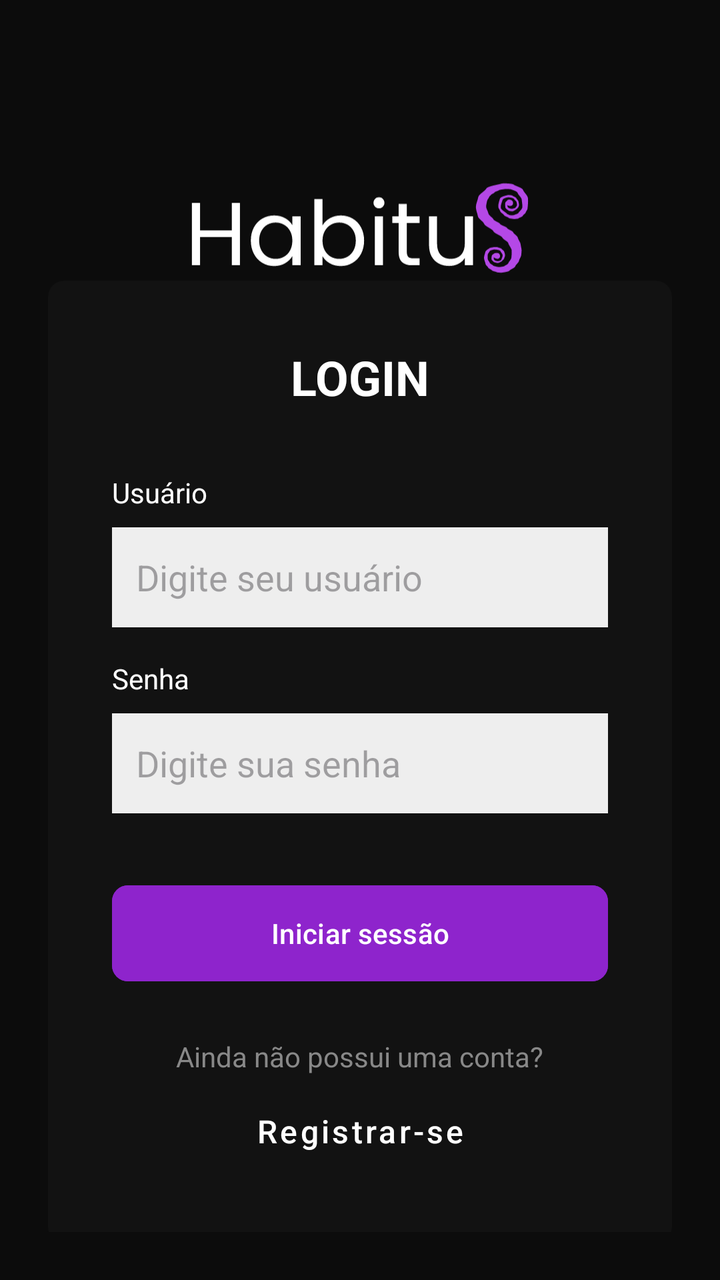
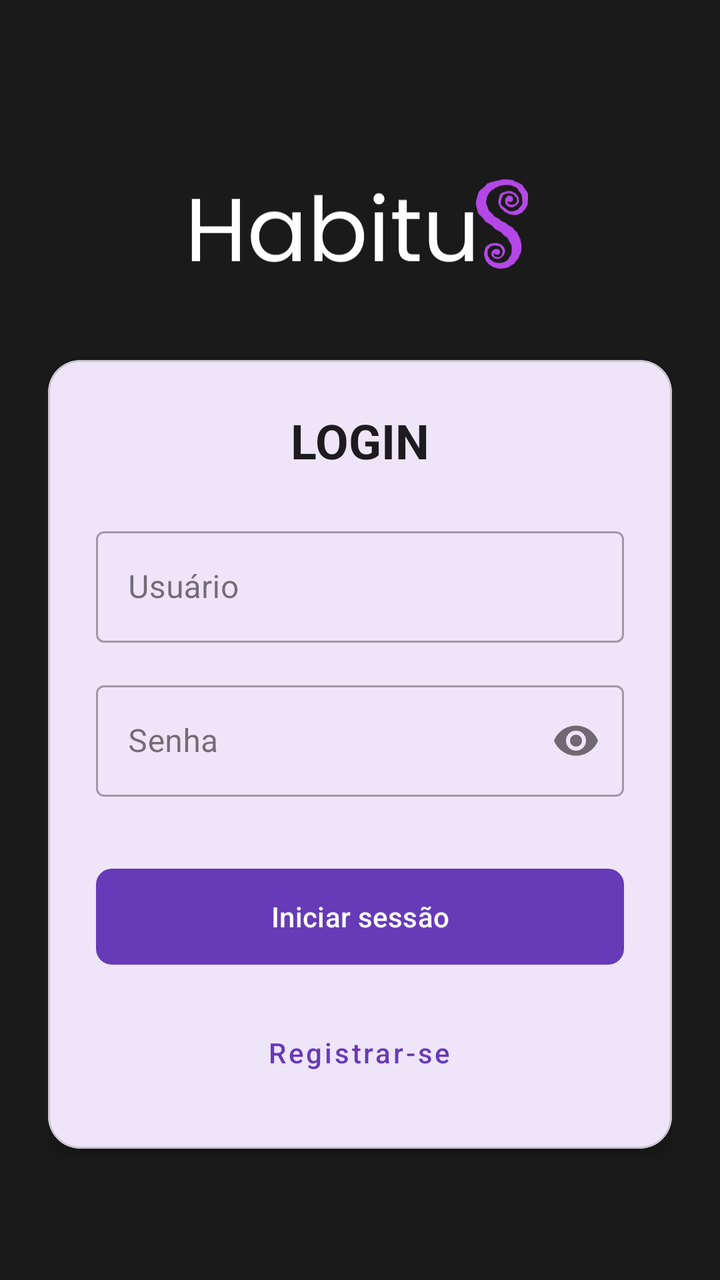

The first picture is an Android layout as it rendered before a commit; the second is the same layout after the commit. The layout source and the unified diff follow.
<!-- AndroidManifest.xml: application theme Theme.Habitus -->
<!-- res/layout/activity_login.xml -->
<?xml version="1.0" encoding="utf-8"?>
<androidx.constraintlayout.widget.ConstraintLayout
    xmlns:android="http://schemas.android.com/apk/res/android"
    xmlns:app="http://schemas.android.com/apk/res-auto"
    xmlns:tools="http://schemas.android.com/tools"
    android:id="@+id/main"
    android:layout_width="match_parent"
    android:layout_height="match_parent"
    android:background="#0C0C0C"
    android:padding="24dp">

    <ImageView
        android:id="@+id/imgLogo"
        android:layout_width="180dp"
        android:layout_height="60dp"
        android:layout_marginTop="60dp"
        android:src="@drawable/logo_habitus"
        app:layout_constraintEnd_toEndOf="parent"
        app:layout_constraintStart_toStartOf="parent"
        app:layout_constraintTop_toTopOf="parent" />

    <com.google.android.material.card.MaterialCardView
        android:layout_width="match_parent"
        android:layout_height="wrap_content"
        app:cardBackgroundColor="#121212"
        app:cardCornerRadius="8dp"
        app:cardElevation="0dp"
        app:strokeWidth="0dp"
        app:layout_constraintBottom_toBottomOf="parent"
        app:layout_constraintTop_toBottomOf="@+id/imgLogo"
        app:layout_constraintVertical_bias="0.4">

        <LinearLayout
            android:layout_width="match_parent"
            android:layout_height="wrap_content"
            android:orientation="vertical"
            android:padding="32dp">

            <TextView
                android:layout_width="wrap_content"
                android:layout_height="wrap_content"
                android:layout_gravity="center_horizontal"
                android:layout_marginBottom="32dp"
                android:text="@string/login"
                android:textColor="#FFFFFF"
                android:textSize="24sp"
                android:textStyle="bold" />

            <TextView
                android:layout_width="wrap_content"
                android:layout_height="wrap_content"
                android:text="@string/usuario"
                android:textColor="#FFFFFF"
                android:layout_marginBottom="8dp"/>

            <EditText
                android:id="@+id/usernameLoginA"
                android:layout_width="match_parent"
                android:layout_height="50dp"
                android:background="#EEEEEE"
                android:hint="@string/digite_seu_usuario"
                android:paddingStart="12dp"
                android:layout_marginBottom="16dp"
                android:inputType="textPersonName"
                tools:ignore="RtlSymmetry" />

            <TextView
                android:layout_width="wrap_content"
                android:layout_height="wrap_content"
                android:text="@string/senha"
                android:textColor="#FFFFFF"
                android:layout_marginBottom="8dp"/>

            <EditText
                android:id="@+id/passwordLoginA"
                android:layout_width="match_parent"
                android:layout_height="50dp"
                android:background="#EEEEEE"
                android:hint="@string/digite_sua_senha"
                android:paddingStart="12dp"
                android:layout_marginBottom="32dp"
                android:inputType="textPassword"
                tools:ignore="RtlSymmetry" />

            <Button
                android:id="@+id/loginLoginA"
                android:layout_width="match_parent"
                android:layout_height="56dp"
                android:backgroundTint="#8E24CC"
                android:text="@string/iniciar_sessao"
                android:textAllCaps="false"
                android:textColor="#FFFFFF"
                app:cornerRadius="8dp" />

            <TextView
                android:layout_width="wrap_content"
                android:layout_height="wrap_content"
                android:text="@string/ainda_nao_possui_uma_conta"
                android:textColor="#888888"
                android:layout_gravity="center_horizontal"
                android:layout_marginTop="24dp"
                android:textAlignment="center"/>

            <Button
                android:id="@+id/registerLoginA"
                style="@style/Widget.MaterialComponents.Button.TextButton"
                android:layout_width="wrap_content"
                android:layout_height="wrap_content"
                android:layout_gravity="center_horizontal"
                android:layout_marginTop="4dp"
                android:text="@string/registrar_se"
                android:textAllCaps="false"
                android:textColor="#FFFFFF"
                android:textSize="16sp"
                android:textStyle="normal" />

        </LinearLayout>
    </com.google.android.material.card.MaterialCardView>

</androidx.constraintlayout.widget.ConstraintLayout>
<!-- resources referenced by this layout -->
<resources>
  <!-- drawable logo_habitus: vector/xml drawable (drawable, 8005 chars, omitted) -->
  <string name="ainda_nao_possui_uma_conta">Ainda não possui uma conta?</string>
  <string name="digite_seu_usuario">Digite seu usuário</string>
  <string name="digite_sua_senha">Digite sua senha</string>
  <string name="iniciar_sessao">Iniciar sessão</string>
  <string name="login">LOGIN</string>
  <string name="registrar_se">Registrar-se</string>
  <string name="senha">Senha</string>
  <string name="usuario">Usuário</string>
  <style name="Theme.Habitus" parent="Base.Theme.Habitus" />
  <style name="Base.Theme.Habitus" parent="Theme.Material3.DayNight.NoActionBar">
          
          
          <item name="android:windowBackground">@color/fundo</item>
          <item name="colorPrimary">@color/primaryColor</item>
          <item name="colorPrimaryVariant">@color/primaryColorVar</item>
          <item name="colorSecondary">@color/secundaryColor</item>
      </style>
  <color name="fundo">#1A1A1A</color>
  <color name="primaryColor">#6100FF</color>
  <color name="primaryColorVar">#8100FA</color>
  <color name="secundaryColor">#FFFFFF</color>
</resources>

<!-- the commit's change to res/layout/activity_login.xml (unified diff, before → after) -->
@@ -1,19 +1,17 @@
 <?xml version="1.0" encoding="utf-8"?>
-<androidx.constraintlayout.widget.ConstraintLayout
-    xmlns:android="http://schemas.android.com/apk/res/android"
+<androidx.constraintlayout.widget.ConstraintLayout xmlns:android="http://schemas.android.com/apk/res/android"
+    android:id="@+id/main"
     xmlns:app="http://schemas.android.com/apk/res-auto"
-    xmlns:tools="http://schemas.android.com/tools"
-    android:id="@+id/main"
     android:layout_width="match_parent"
     android:layout_height="match_parent"
-    android:background="#0C0C0C"
+    android:background="?android:attr/windowBackground"
     android:padding="24dp">
 
     <ImageView
         android:id="@+id/imgLogo"
         android:layout_width="180dp"
-        android:layout_height="60dp"
-        android:layout_marginTop="60dp"
+        android:layout_height="80dp"
+        android:layout_marginTop="48dp"
         android:src="@drawable/logo_habitus"
         app:layout_constraintEnd_toEndOf="parent"
         app:layout_constraintStart_toStartOf="parent"
@@ -22,10 +20,11 @@
     <com.google.android.material.card.MaterialCardView
         android:layout_width="match_parent"
         android:layout_height="wrap_content"
-        app:cardBackgroundColor="#121212"
-        app:cardCornerRadius="8dp"
-        app:cardElevation="0dp"
-        app:strokeWidth="0dp"
+        app:cardBackgroundColor="?attr/colorSurface"
+        app:cardCornerRadius="16dp"
+        app:cardElevation="4dp"
+        app:strokeColor="?attr/colorOutlineVariant"
+        app:strokeWidth="1dp"
         app:layout_constraintBottom_toBottomOf="parent"
         app:layout_constraintTop_toBottomOf="@+id/imgLogo"
         app:layout_constraintVertical_bias="0.4">
@@ -34,87 +33,65 @@
             android:layout_width="match_parent"
             android:layout_height="wrap_content"
             android:orientation="vertical"
-            android:padding="32dp">
+            android:padding="24dp">
 
             <TextView
                 android:layout_width="wrap_content"
                 android:layout_height="wrap_content"
                 android:layout_gravity="center_horizontal"
-                android:layout_marginBottom="32dp"
+                android:layout_marginBottom="24dp"
                 android:text="@string/login"
-                android:textColor="#FFFFFF"
-                android:textSize="24sp"
-                android:textStyle="bold" />
+                android:textAppearance="@style/TextAppearance.MaterialComponents.Headline5"
+                android:textStyle="bold"
+                android:textColor="?attr/colorOnSurface" />
 
-            <TextView
-                android:layout_width="wrap_content"
+            <com.google.android.material.textfield.TextInputLayout
+                style="@style/Widget.MaterialComponents.TextInputLayout.OutlinedBox"
+                android:layout_width="match_parent"
                 android:layout_height="wrap_content"
-                android:text="@string/usuario"
-                android:textColor="#FFFFFF"
-                android:layout_marginBottom="8dp"/>
+                android:hint="@string/usuario">
 
-            <EditText
-                android:id="@+id/usernameLoginA"
+                <com.google.android.material.textfield.TextInputEditText
+                    android:id="@+id/usernameLoginA"
+                    android:layout_width="match_parent"
+                    android:layout_height="wrap_content"
+                    android:inputType="textPersonName" />
+            </com.google.android.material.textfield.TextInputLayout>
+
+            <com.google.android.material.textfield.TextInputLayout
+                style="@style/Widget.MaterialComponents.TextInputLayout.OutlinedBox"
                 android:layout_width="match_parent"
-                android:layout_height="50dp"
-                android:background="#EEEEEE"
-                android:hint="@string/digite_seu_usuario"
-                android:paddingStart="12dp"
-                android:layout_marginBottom="16dp"
-                android:inputType="textPersonName"
-                tools:ignore="RtlSymmetry" />
+                android:layout_height="wrap_content"
+                android:layout_marginTop="16dp"
+                android:hint="@string/senha"
+                app:passwordToggleEnabled="true">
 
-            <TextView
-                android:layout_width="wrap_content"
-                android:layout_height="wrap_content"
-                android:text="@string/senha"
-                android:textColor="#FFFFFF"
-                android:layout_marginBottom="8dp"/>
+                <com.google.android.material.textfield.TextInputEditText
+                    android:id="@+id/passwordLoginA"
+                    android:layout_width="match_parent"
+                    android:layout_height="wrap_content"
+                    android:inputType="textPassword" />
+            </com.google.android.material.textfield.TextInputLayout>
 
-            <EditText
-                android:id="@+id/passwordLoginA"
-                android:layout_width="match_parent"
-                android:layout_height="50dp"
-                android:background="#EEEEEE"
-                android:hint="@string/digite_sua_senha"
-                android:paddingStart="12dp"
-                android:layout_marginBottom="32dp"
-                android:inputType="textPassword"
-                tools:ignore="RtlSymmetry" />
-
-            <Button
+            <com.google.android.material.button.MaterialButton
                 android:id="@+id/loginLoginA"
                 android:layout_width="match_parent"
                 android:layout_height="56dp"
-                android:backgroundTint="#8E24CC"
+                android:layout_marginTop="32dp"
                 android:text="@string/iniciar_sessao"
                 android:textAllCaps="false"
-                android:textColor="#FFFFFF"
                 app:cornerRadius="8dp" />
 
-            <TextView
-                android:layout_width="wrap_content"
-                android:layout_height="wrap_content"
-                android:text="@string/ainda_nao_possui_uma_conta"
-                android:textColor="#888888"
-                android:layout_gravity="center_horizontal"
-                android:layout_marginTop="24dp"
-                android:textAlignment="center"/>
-
-            <Button
+            <com.google.android.material.button.MaterialButton
                 android:id="@+id/registerLoginA"
                 style="@style/Widget.MaterialComponents.Button.TextButton"
                 android:layout_width="wrap_content"
                 android:layout_height="wrap_content"
                 android:layout_gravity="center_horizontal"
-                android:layout_marginTop="4dp"
+                android:layout_marginTop="16dp"
                 android:text="@string/registrar_se"
-                android:textAllCaps="false"
-                android:textColor="#FFFFFF"
-                android:textSize="16sp"
-                android:textStyle="normal" />
+                android:textAllCaps="false" />
 
         </LinearLayout>
     </com.google.android.material.card.MaterialCardView>
-
 </androidx.constraintlayout.widget.ConstraintLayout>
<!-- resource entries referenced after the edit -->
@@ -1,9 +1,6 @@
 <!-- resources referenced by this layout -->
 <resources>
   <!-- drawable logo_habitus: vector/xml drawable (drawable, 8005 chars, omitted) -->
-  <string name="ainda_nao_possui_uma_conta">Ainda não possui uma conta?</string>
-  <string name="digite_seu_usuario">Digite seu usuário</string>
-  <string name="digite_sua_senha">Digite sua senha</string>
   <string name="iniciar_sessao">Iniciar sessão</string>
   <string name="login">LOGIN</string>
   <string name="registrar_se">Registrar-se</string>
@@ -19,8 +16,8 @@
           <item name="colorSecondary">@color/secundaryColor</item>
       </style>
   <color name="fundo">#1A1A1A</color>
-  <color name="primaryColor">#6100FF</color>
-  <color name="primaryColorVar">#8100FA</color>
-  <color name="secundaryColor">#FFFFFF</color>
+  <color name="primaryColor">#673AB7</color>
+  <color name="primaryColorVar">#9C27B0</color>
+  <color name="secundaryColor">#EAFF00</color>
 </resources>
 
